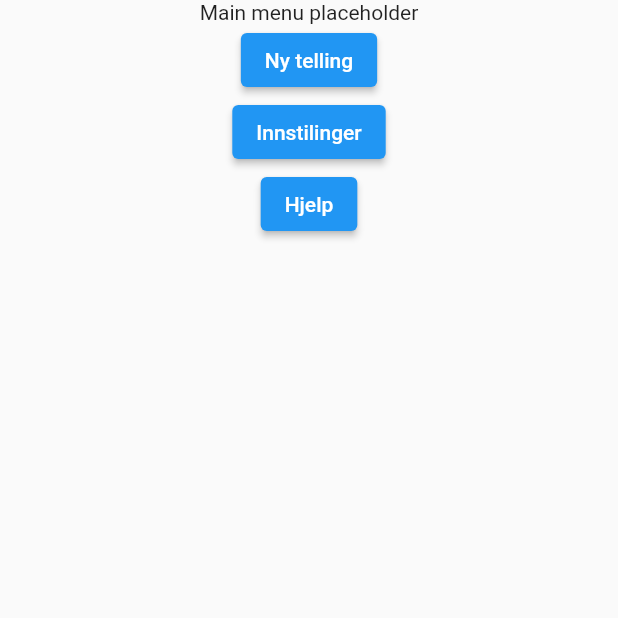
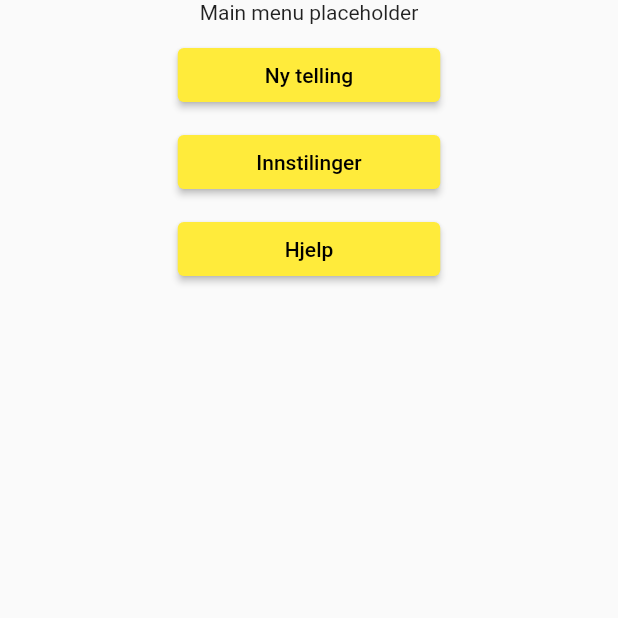
Before and after one commit to zaktaw/DATA3900-Bacheloroppgave, a Flutter app: the screen it shows after launch, on a phone screen of 412 x 824 dp, the top half of it. Run offline on Flutter 3.47's test engine with Material 2 defaults, Android fonts, the phone set to English and light mode, and no system bars; our stand-ins replace fluttertoast, hive, hive_flutter; missing offline and left inert: dart:html; accounts and stored records are empty.

Commit message:
Update homescreen_button.dart

```diff
--- a/lib/home_screen/homescreen_button.dart
+++ b/lib/home_screen/homescreen_button.dart
@@ -1,15 +1,17 @@
 import 'package:bacheloroppgave/models/TttEntries.dart';
+import 'package:bacheloroppgave/resources/app_theme.dart';
 import 'package:bacheloroppgave/zone_page/zone_card.dart';
 import 'package:flutter/material.dart';
 
+const double buttonWidth = 175;
+
 class HomeScreenButton extends StatefulWidget {
-  HomeScreenButton(
-      {Key? key,
-      required this.btnName,
-      required this.route,
-      required this.args,
-      })
-      : super(key: key);
+  HomeScreenButton({
+    Key? key,
+    required this.btnName,
+    required this.route,
+    required this.args,
+  }) : super(key: key);
 
   final String btnName;
   final String route;
@@ -22,10 +24,21 @@ class HomeScreenButton extends StatefulWidget {
 class _HomeScreenButtonState extends State<HomeScreenButton> {
   @override
   Widget build(BuildContext context) {
-    return ElevatedButton(
-        child: Text(widget.btnName),
-        onPressed: () {
-          Navigator.of(context).pushNamed(widget.route, arguments: widget.args);
-        });
+    return Container(
+        margin: const EdgeInsets.only(top: 10.0),
+        child: ElevatedButton(
+            child: Text(
+              widget.btnName,
+              style: const TextStyle(color: TEXT_COLOR_BLACK),
+            ),
+            style: ButtonStyle(
+                backgroundColor: MaterialStateProperty.all(SECONDARY_COLOR),
+                padding: MaterialStateProperty.all(const EdgeInsets.all(8)),
+                fixedSize: MaterialStateProperty.all(
+                    const Size.fromWidth(buttonWidth))),
+            onPressed: () {
+              Navigator.of(context)
+                  .pushNamed(widget.route, arguments: widget.args);
+            }));
   }
 }
```
